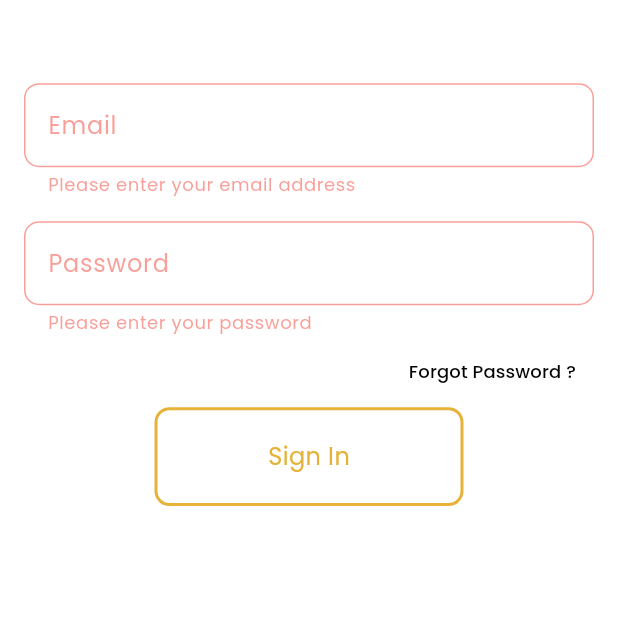
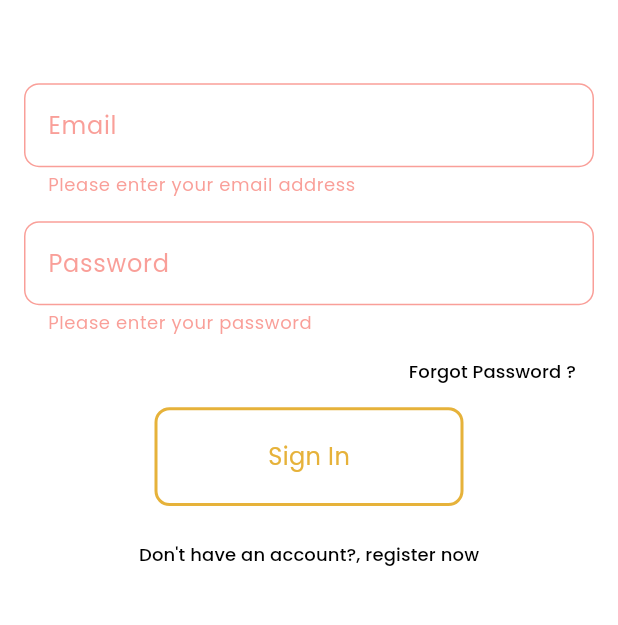
Before and after one commit to enes-vural/asset-tracker, a Flutter app: the screen it shows after launch, on a phone screen of 412 x 824 dp, the part 356-981 px from its top. Run offline on Flutter 3.47's test engine with Material 3 defaults, Android fonts, the phone set to English and light mode, and no system bars; our stand-ins replace auto_route, cloud_firestore, dartz, easy_localization, firebase_auth, firebase_core and 4 more; missing offline and left inert: multiple_stream_builder; accounts and stored records are empty; generated files the repository leaves out were written again.

Commit message:
basit register ui has changed

```diff
--- a/lib/core/config/constants/string_constant.dart
+++ b/lib/core/config/constants/string_constant.dart
@@ -14,6 +14,7 @@ final class DefaultLocalStrings {
   //dont localize here in future
   static const splashRoute = "/default_splash";
   static const loginRoute = "/app_login";
+  static const registerRoute = "/app_register";
   static const homeRoute = "/home";
   static const dashboardRoute = "/dashboard";
   //trade route can be child path from home route.
--- a/lib/core/routers/app_router.dart
+++ b/lib/core/routers/app_router.dart
@@ -17,7 +17,10 @@ class AppRouter extends RootStackRouter {
           page: TradeRoute.page,
           //initial: true
         ),
-
+        AutoRoute(
+          path: DefaultLocalStrings.registerRoute,
+          page: RegisterRoute.page,
+        ),
         AutoRoute(
           path: DefaultLocalStrings.dashboardRoute,
           page: DashboardRoute.page,
--- a/lib/core/routers/router.dart
+++ b/lib/core/routers/router.dart
@@ -13,6 +13,7 @@ class Routers {
   static const String homePath = DefaultLocalStrings.homeRoute;
   static const String tradePath = DefaultLocalStrings.tradeRoute;
   static const String dashboardPath = DefaultLocalStrings.dashboardRoute;
+  static const String registerPath = DefaultLocalStrings.registerRoute;
 
   void pushReplaceNamed(BuildContext context, String routePath) {
     AutoRouter.of(context).pushNamed(routePath);
--- a/lib/presentation/view/auth/login_view.dart
+++ b/lib/presentation/view/auth/login_view.dart
@@ -2,6 +2,7 @@ import 'package:asset_tracker/core/config/constants/global/key/fom_keys.dart';
 import 'package:asset_tracker/core/config/constants/global/key/widget_keys.dart';
 import 'package:asset_tracker/core/mixins/validation_mixin.dart';
 import 'package:asset_tracker/core/widgets/custom_align.dart';
+import 'package:asset_tracker/core/widgets/custom_sized_box.dart';
 import 'package:asset_tracker/injection.dart';
 import 'package:auto_route/annotations.dart';
 import 'package:easy_localization/easy_localization.dart';
@@ -69,11 +70,25 @@ class _LoginViewState extends ConsumerState<LoginView> with ValidatorMixin {
                 label: LocaleKeys.auth_signIn.tr(),
                 voidCallBack: () => _submit(authViewModel, context),
               ),
+              const CustomSizedBox.smallGap(),
+              _dontHaveAccountButtonWidget(authViewModel, context),
               const Spacer(),
             ],
           ),
         ),
       ),
+    );
+  }
+
+  Center _dontHaveAccountButtonWidget(
+      AuthViewModel authViewModel, BuildContext context) {
+    return Center(
+      child: TextButton(
+          child: Text("Don't have an account?, register now",
+              style: CustomTextStyle.blackColorPoppins(AppSize.smallText)),
+          onPressed: () {
+            authViewModel.routeRegisterView(context);
+          }),
     );
   }
 
--- a/lib/presentation/view_model/auth/auth_view_model.dart
+++ b/lib/presentation/view_model/auth/auth_view_model.dart
@@ -21,6 +21,10 @@ class AuthViewModel extends ChangeNotifier {
     notifyListeners();
   }
 
+  routeRegisterView(BuildContext context) {
+    Routers.instance.pushReplaceNamed(context, Routers.registerPath);
+  }
+
   Future signInUser(WidgetRef ref, BuildContext context) async {
     if (!(GlobalFormKeys.loginFormsKey.currentState?.validate() ?? true)) {
       return;
--- a/lib/presentation/view_model/splash/splash_view_model.dart
+++ b/lib/presentation/view_model/splash/splash_view_model.dart
@@ -38,7 +38,7 @@ class SplashViewModel extends ChangeNotifier {
     //if user data is not fetched from firebase, navigate to login page
     userData.fold(
         (DatabaseErrorEntity failure) =>
-            _navigateHomeOrLogin(context, access: false),
+            _navigateHomeOrLogin(context, access: true),
 
         //if user data is fetched from firebase, update app global provider and navigate to home page
         (UserDataEntity success) async {
```
Also changed, not shown: lib/presentation/view/auth/register_view.dart (added, +62 -0 lines), lib/core/routers/app_router.gr.dart.
